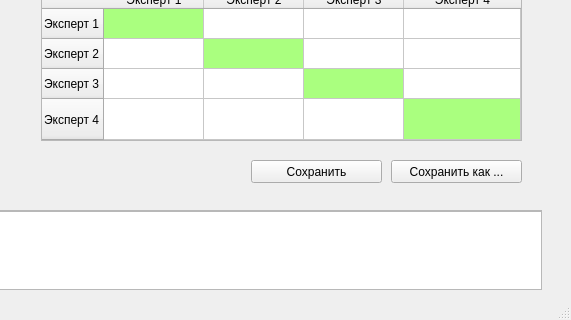
Old version of the form lab_3_gui/new_gui/mainwindow.ui in the repository XoneKone/FuzzyLab; both pictures show x 449 to 1020 and y 330 to 650 of the 1020 by 650 pixel window.
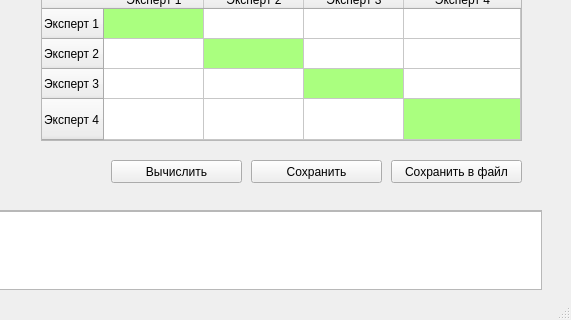
New version of the form.

```diff
--- a/lab_3_gui/new_gui/mainwindow.ui
+++ b/lab_3_gui/new_gui/mainwindow.ui
@@ -507,7 +507,7 @@
      </rect>
     </property>
     <property name="text">
-     <string>Сохранить как ...</string>
+     <string>Сохранить в файл</string>
     </property>
    </widget>
    <widget class="QPushButton" name="save">
@@ -556,6 +556,19 @@
      </widget>
     </widget>
    </widget>
+   <widget class="QPushButton" name="calculate">
+    <property name="geometry">
+     <rect>
+      <x>560</x>
+      <y>490</y>
+      <width>131</width>
+      <height>23</height>
+     </rect>
+    </property>
+    <property name="text">
+     <string>Вычислить</string>
+    </property>
+   </widget>
   </widget>
   <widget class="QMenuBar" name="menubar">
    <property name="geometry">
```
